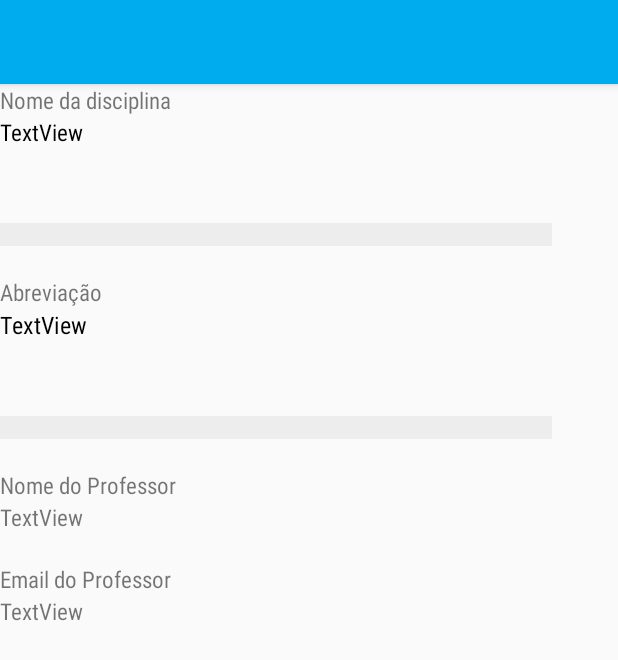
After one commit to PabloAbreu95/Efficient, an Android app: the layout activity_show_disciplina.xml on its own in the app's theme, with its tools: preview values and no code run, on a phone screen of 412 x 824 dp. The commit adds this screen. Shown: the top 660 px of the screen. Run offline under Robolectric (Android 15) with nearby library versions, the phone set to English and light mode, and no system bars.

Commit message:
interface disciplina atualizado 80/100

```diff
--- a/app/src/main/AndroidManifest.xml
+++ b/app/src/main/AndroidManifest.xml
@@ -24,13 +24,13 @@
         </activity>
         <activity
             android:name=".DisciplinaPackage.add_disciplina"
+            android:configChanges="orientation"
             android:label="@string/nova_disciplina"
-            android:theme="@style/AppTheme.NoActionBar"
-            android:configChanges="orientation"
-            android:screenOrientation="portrait"/>
+            android:screenOrientation="portrait"
+            android:theme="@style/AppTheme.NoActionBar" />
         <activity
             android:name=".DisciplinaPackage.DisciplinaActivity"
-            android:label="@string/title_activity_disciplina"
+            android:label="@string/disciplinas"
             android:theme="@style/AppTheme.NoActionBar" />
         <activity
             android:name=".DisciplinaPackage.edit_disciplina"
@@ -71,6 +71,10 @@
             android:name=".GaleriaPackage.GaleriaActivity"
             android:label="@string/title_activity_galeria"
             android:theme="@style/AppTheme.NoActionBar" />
+        <activity
+            android:name=".DisciplinaPackage.showDisciplina"
+            android:label="@string/title_activity_show_disciplina"
+            android:theme="@style/AppTheme.NoActionBar"></activity>
     </application>
 
 </manifest>
--- a/app/src/main/java/com/example/pablo/efficient/DisciplinaPackage/add_disciplina.java
+++ b/app/src/main/java/com/example/pablo/efficient/DisciplinaPackage/add_disciplina.java
@@ -94,11 +94,7 @@ public class add_disciplina extends AppCompatActivity {
                         @Override
                         public void onClick(DialogInterface dialogInterface, int i, Integer[] integers) {
                             view.setBackgroundColor(i);
-                            Toast.makeText(getBaseContext(), ""+i ,Toast.LENGTH_SHORT).show();
                             cor = i;
-
-
-
                         }
                     })
                     .setNegativeButton("cancel", new DialogInterface.OnClickListener() {
--- /dev/null
+++ b/app/src/main/res/layout/activity_show_disciplina.xml
@@ -0,0 +1,27 @@
+<?xml version="1.0" encoding="utf-8"?>
+<android.support.design.widget.CoordinatorLayout xmlns:android="http://schemas.android.com/apk/res/android"
+    xmlns:app="http://schemas.android.com/apk/res-auto"
+    xmlns:tools="http://schemas.android.com/tools"
+    android:layout_width="match_parent"
+    android:layout_height="match_parent"
+    tools:context="com.example.pablo.efficient.DisciplinaPackage.showDisciplina">
+
+    <android.support.design.widget.AppBarLayout
+        android:layout_width="match_parent"
+        android:layout_height="wrap_content"
+        android:theme="@style/AppTheme.AppBarOverlay">
+
+        <android.support.v7.widget.Toolbar
+            android:id="@+id/toolbar"
+            android:layout_width="match_parent"
+            android:layout_height="?attr/actionBarSize"
+            android:background="?attr/colorPrimary"
+            app:popupTheme="@style/AppTheme.PopupOverlay" />
+
+    </android.support.design.widget.AppBarLayout>
+
+    <include layout="@layout/content_show_disciplina" />
+
+
+
+</android.support.design.widget.CoordinatorLayout>
--- /dev/null
+++ b/app/src/main/res/layout/content_show_disciplina.xml
@@ -0,0 +1,101 @@
+<?xml version="1.0" encoding="utf-8"?>
+<android.support.constraint.ConstraintLayout xmlns:android="http://schemas.android.com/apk/res/android"
+    xmlns:app="http://schemas.android.com/apk/res-auto"
+    xmlns:tools="http://schemas.android.com/tools"
+    android:layout_width="match_parent"
+    android:layout_height="match_parent"
+    app:layout_behavior="@string/appbar_scrolling_view_behavior"
+    tools:context="com.example.pablo.efficient.DisciplinaPackage.showDisciplina"
+    tools:showIn="@layout/activity_show_disciplina">
+
+    <LinearLayout
+        android:layout_width="368dp"
+        android:layout_height="495dp"
+        android:orientation="vertical"
+        tools:layout_editor_absoluteX="8dp"
+        tools:layout_editor_absoluteY="8dp">
+
+        <TextView
+            android:id="@+id/textView7"
+            android:layout_width="wrap_content"
+            android:layout_height="wrap_content"
+            android:text="@string/Nomedadisciplina"
+            android:fontFamily="sans-serif-condensed"
+            android:textSize="15dp"/>
+
+        <TextView
+            android:id="@+id/txt_nome_disciplina"
+            android:layout_width="wrap_content"
+            android:layout_height="wrap_content"
+            android:fontFamily="sans-serif-condensed"
+            android:textSize="15dp"
+            android:text="TextView"
+            android:textColor="#000000"/>
+        <View
+            android:layout_width="match_parent"
+            android:layout_height="15dp"
+            android:layout_marginTop="50dp"
+            android:layout_marginBottom="20dp"
+            android:background="@color/cinzaclaro3"/>
+
+        <TextView
+            android:id="@+id/textView11"
+            android:layout_width="match_parent"
+            android:layout_height="wrap_content"
+            android:text="@string/abreviação"
+            android:fontFamily="sans-serif-condensed"
+            android:textSize="15dp"/>
+
+        <TextView
+            android:id="@+id/txt_abreviacao_disciplina"
+            android:layout_width="match_parent"
+            android:layout_height="wrap_content"
+            android:text="TextView"
+            android:fontFamily="sans-serif-condensed"
+            android:textSize="16dp"
+            android:textColor="#000000"/>
+
+        <View
+            android:layout_width="match_parent"
+            android:layout_height="15dp"
+            android:layout_marginTop="50dp"
+            android:layout_marginBottom="20dp"
+
+            android:background="@color/cinzaclaro3"/>
+
+        <TextView
+            android:id="@+id/textView13"
+            android:layout_width="match_parent"
+            android:layout_height="wrap_content"
+            android:text="@string/Nomedoprofessor"
+            android:fontFamily="sans-serif-condensed"
+            android:textSize="15dp"/>
+
+        <TextView
+            android:id="@+id/txt_professor_disciplina"
+            android:layout_width="match_parent"
+            android:layout_height="wrap_content"
+            android:text="TextView"
+            android:fontFamily="sans-serif-condensed"
+            android:textSize="15dp"/>
+
+        <TextView
+            android:id="@+id/textView15"
+            android:layout_width="match_parent"
+            android:layout_height="wrap_content"
+            android:text="@string/EmailDoProfessor"
+            android:layout_marginTop="20dp"
+            android:fontFamily="sans-serif-condensed"
+            android:textSize="15dp"/>
+
+        <TextView
+            android:id="@+id/txt_email_disciplina"
+            android:layout_width="match_parent"
+            android:layout_height="wrap_content"
+            android:text="TextView"
+            android:fontFamily="sans-serif-condensed"
+            android:textSize="15dp"/>
+
+
+    </LinearLayout>
+</android.support.constraint.ConstraintLayout>
--- /dev/null
+++ b/app/src/main/res/menu/menu_show_disciplina.xml
@@ -0,0 +1,12 @@
+<?xml version="1.0" encoding="utf-8"?>
+<menu xmlns:app="http://schemas.android.com/apk/res-auto"
+    xmlns:android="http://schemas.android.com/apk/res/android">
+
+    <item android:title="@string/Excluir"
+        android:id="@+id/excluir_onshow_disciplina"
+        app:showAsAction="always"/>
+
+    <item android:title="@string/editar"
+        android:id="@+id/alterar_onshow_disciplina"
+        app:showAsAction="always"/>
+</menu>
--- a/app/src/main/res/values/strings.xml
+++ b/app/src/main/res/values/strings.xml
@@ -13,9 +13,7 @@
     <string name="escolha_a_cor">Escolha a cor</string>
     <string name="ok">ok</string>
     <string name="cancelar">cancelar</string>
-
-
-
+    <string name="editar">Editar</string>
 
 
     <string name="Salvar">Salvar</string>
@@ -77,6 +75,7 @@
     <string name="title_activity_add_nota">add_nota</string>
     <string name="title_activity_galeria">GaleriaActivity</string>
     <string name="title_activity_gallery_picture">GalleryPictureActivity</string>
+    <string name="title_activity_show_disciplina">showDisciplina</string>
 
 
 </resources>
```
